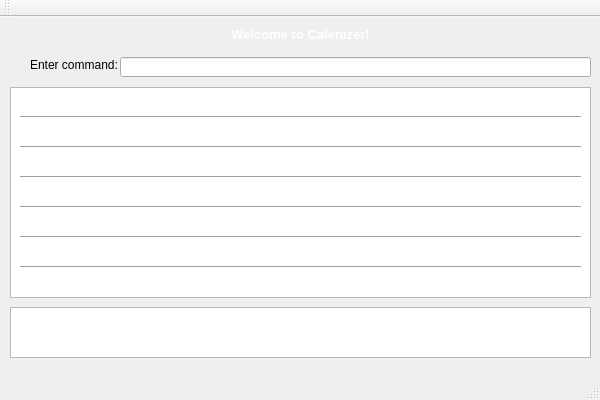
Qt form CalenizerGUI/calenizergui.ui (tanshuyan/cs2103jan2014-f12-4c) before a commit.
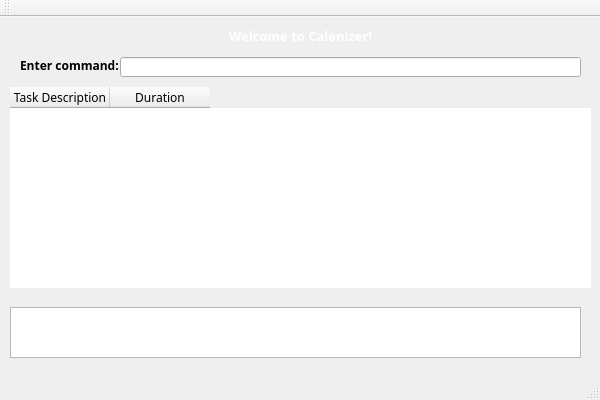
The same form after that commit.

Commit message: fixed CalenizerLib output to CalenizerGUI GUI able to display all the tasks

The edit to the form file:
```diff
--- a/CalenizerGUI/calenizergui.ui
+++ b/CalenizerGUI/calenizergui.ui
@@ -17,12 +17,20 @@
    <widget class="QLabel" name="label">
     <property name="geometry">
      <rect>
-      <x>30</x>
+      <x>20</x>
       <y>40</y>
       <width>101</width>
       <height>16</height>
      </rect>
     </property>
+    <property name="font">
+     <font>
+      <family>Malgun Gothic</family>
+      <pointsize>9</pointsize>
+      <weight>75</weight>
+      <bold>true</bold>
+     </font>
+    </property>
     <property name="text">
      <string>Enter command:</string>
     </property>
@@ -32,35 +40,29 @@
      <rect>
       <x>120</x>
       <y>40</y>
-      <width>471</width>
+      <width>461</width>
       <height>20</height>
      </rect>
     </property>
+    <property name="font">
+     <font>
+      <family>Malgun Gothic</family>
+     </font>
+    </property>
    </widget>
    <widget class="QTextEdit" name="textEdit">
     <property name="geometry">
      <rect>
       <x>10</x>
       <y>290</y>
-      <width>581</width>
+      <width>571</width>
       <height>51</height>
      </rect>
     </property>
-   </widget>
-   <widget class="QTextEdit" name="textEdit_2">
-    <property name="geometry">
-     <rect>
-      <x>10</x>
-      <y>70</y>
-      <width>581</width>
-      <height>211</height>
-     </rect>
-    </property>
-    <property name="frameShadow">
-     <enum>QFrame::Sunken</enum>
-    </property>
-    <property name="lineWidth">
-     <number>7</number>
+    <property name="font">
+     <font>
+      <family>Malgun Gothic</family>
+     </font>
     </property>
    </widget>
    <widget class="QLabel" name="label_2">
@@ -72,87 +74,54 @@
       <height>16</height>
      </rect>
     </property>
+    <property name="font">
+     <font>
+      <family>Malgun Gothic</family>
+      <pointsize>10</pointsize>
+     </font>
+    </property>
     <property name="text">
      <string>&lt;html&gt;&lt;head/&gt;&lt;body&gt;&lt;p align=&quot;center&quot;&gt;&lt;span style=&quot; font-size:10pt; font-weight:600; color:#ffffff;&quot;&gt;Welcome to Calenizer!&lt;/span&gt;&lt;/p&gt;&lt;/body&gt;&lt;/html&gt;</string>
     </property>
    </widget>
-   <widget class="Line" name="line">
+   <widget class="QTableWidget" name="tableWidget">
     <property name="geometry">
      <rect>
-      <x>20</x>
-      <y>90</y>
-      <width>561</width>
-      <height>20</height>
+      <x>10</x>
+      <y>70</y>
+      <width>581</width>
+      <height>201</height>
      </rect>
     </property>
-    <property name="orientation">
-     <enum>Qt::Horizontal</enum>
+    <property name="font">
+     <font>
+      <family>Malgun Gothic</family>
+      <weight>50</weight>
+      <bold>false</bold>
+     </font>
     </property>
-   </widget>
-   <widget class="Line" name="line_2">
-    <property name="geometry">
-     <rect>
-      <x>20</x>
-      <y>120</y>
-      <width>561</width>
-      <height>20</height>
-     </rect>
+    <property name="frameShape">
+     <enum>QFrame::NoFrame</enum>
     </property>
-    <property name="orientation">
-     <enum>Qt::Horizontal</enum>
+    <property name="frameShadow">
+     <enum>QFrame::Sunken</enum>
     </property>
-   </widget>
-   <widget class="Line" name="line_3">
-    <property name="geometry">
-     <rect>
-      <x>20</x>
-      <y>150</y>
-      <width>561</width>
-      <height>20</height>
-     </rect>
+    <property name="rowCount">
+     <number>0</number>
     </property>
-    <property name="orientation">
-     <enum>Qt::Horizontal</enum>
+    <property name="columnCount">
+     <number>2</number>
     </property>
-   </widget>
-   <widget class="Line" name="line_4">
-    <property name="geometry">
-     <rect>
-      <x>20</x>
-      <y>180</y>
-      <width>561</width>
-      <height>20</height>
-     </rect>
-    </property>
-    <property name="orientation">
-     <enum>Qt::Horizontal</enum>
-    </property>
-   </widget>
-   <widget class="Line" name="line_5">
-    <property name="geometry">
-     <rect>
-      <x>20</x>
-      <y>210</y>
-      <width>561</width>
-      <height>20</height>
-     </rect>
-    </property>
-    <property name="orientation">
-     <enum>Qt::Horizontal</enum>
-    </property>
-   </widget>
-   <widget class="Line" name="line_6">
-    <property name="geometry">
-     <rect>
-      <x>20</x>
-      <y>240</y>
-      <width>561</width>
-      <height>20</height>
-     </rect>
-    </property>
-    <property name="orientation">
-     <enum>Qt::Horizontal</enum>
-    </property>
+    <column>
+     <property name="text">
+      <string>Task Description</string>
+     </property>
+    </column>
+    <column>
+     <property name="text">
+      <string>Duration</string>
+     </property>
+    </column>
    </widget>
   </widget>
   <widget class="QMenuBar" name="menuBar">
```
Left out of the diff: 16 changed lines with no effect on the pictures. The commit also changes 6 other files.
